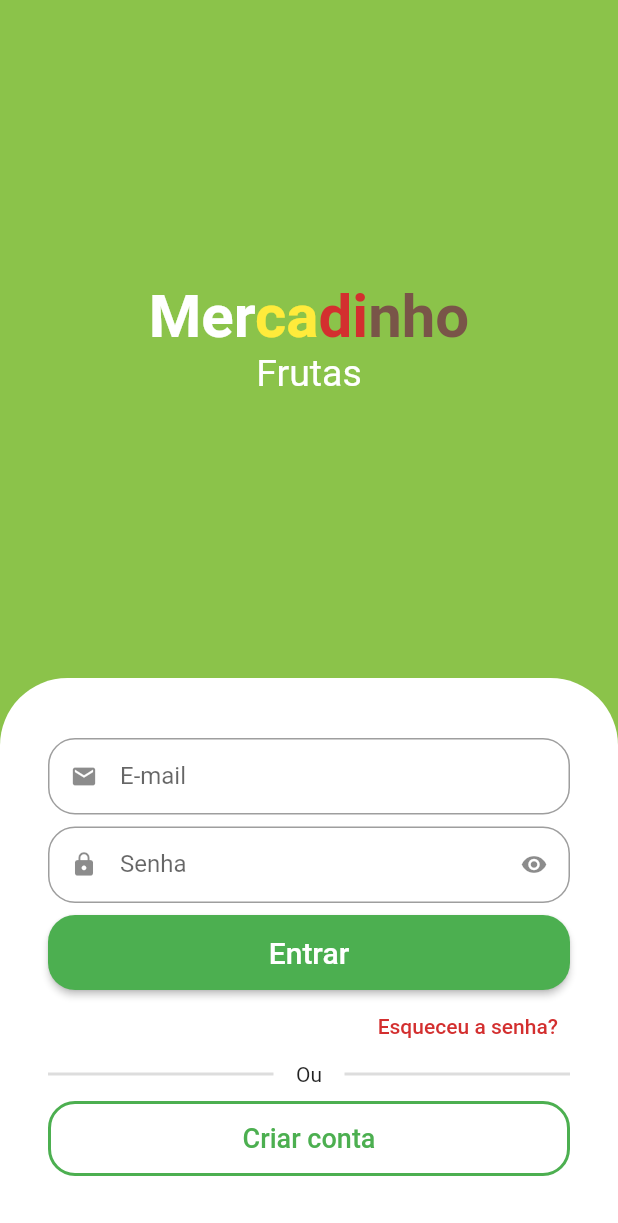
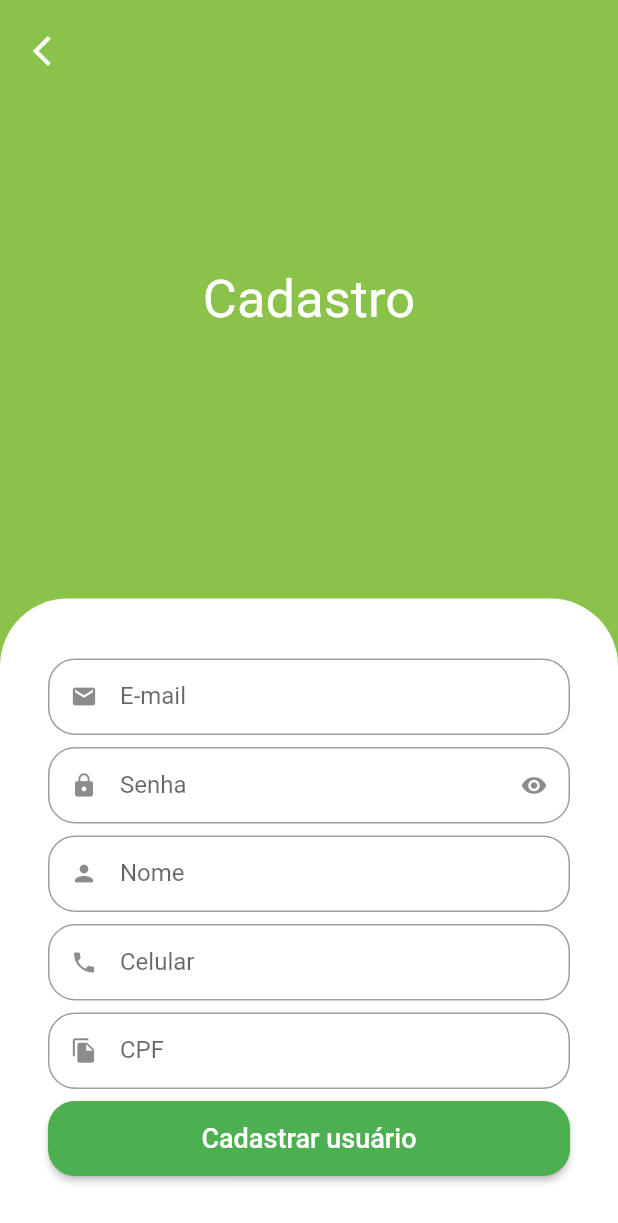
Before and after one commit to arielguareschi/mercadinho, a Flutter app: the screen it shows after launch, after a tap on "Criar conta", on a phone screen of 412 x 824 dp. Shown: the top 1223 px of the screen. Run offline on Flutter 3.47's test engine with Material 2 defaults, Android fonts, the phone set to English and light mode, and no system bars; drawn by our look-alikes of animated_text_kit; our stand-ins replace mask_text_input_formatter.

Commit message:
login and signup screen

```diff
--- a/lib/src/auth/components/custom_text_field.dart
+++ b/lib/src/auth/components/custom_text_field.dart
@@ -1,15 +1,18 @@
 import 'package:flutter/material.dart';
+import 'package:flutter/services.dart';
 
 class CustomTextField extends StatefulWidget {
   final IconData icon;
   final String label;
   final bool isSecret;
+  final List<TextInputFormatter>? inputFormatters;
 
   const CustomTextField({
     Key? key,
     required this.icon,
     required this.label,
     this.isSecret = false,
+    this.inputFormatters,
   }) : super(key: key);
 
   @override
@@ -32,6 +35,7 @@
         bottom: 8.0,
       ),
       child: TextFormField(
+        inputFormatters: widget.inputFormatters,
         obscureText: isObscure,
         decoration: InputDecoration(
           prefixIcon: Icon(widget.icon),
--- a/lib/src/auth/sign_in_screen.dart
+++ b/lib/src/auth/sign_in_screen.dart
@@ -1,5 +1,6 @@
 import 'package:animated_text_kit/animated_text_kit.dart';
 import 'package:flutter/material.dart';
+import 'package:mercadinho/src/auth/sign_up_screen.dart';
 import 'package:mercadinho/src/config/custom_colors.dart';
 
 import 'components/custom_text_field.dart';
@@ -113,8 +114,10 @@
                       height: 50,
                       child: ElevatedButton(
                         style: ElevatedButton.styleFrom(
-                            shape: RoundedRectangleBorder(
-                                borderRadius: BorderRadius.circular(18))),
+                          shape: RoundedRectangleBorder(
+                            borderRadius: BorderRadius.circular(18),
+                          ),
+                        ),
                         onPressed: () {},
                         child: const Text(
                           'Entrar',
@@ -176,7 +179,13 @@
                             color: Colors.green,
                           ),
                         ),
-                        onPressed: () {},
+                        onPressed: () {
+                          Navigator.of(context).push(
+                            MaterialPageRoute(builder: (c) {
+                              return SignUpScreen();
+                            }),
+                          );
+                        },
                         child: const Text(
                           'Criar conta',
                           style: TextStyle(
--- /dev/null
+++ b/lib/src/auth/sign_up_screen.dart
@@ -0,0 +1,126 @@
+import 'package:flutter/material.dart';
+import 'package:mask_text_input_formatter/mask_text_input_formatter.dart';
+import 'package:mercadinho/src/auth/components/custom_text_field.dart';
+import 'package:mercadinho/src/config/custom_colors.dart';
+
+class SignUpScreen extends StatelessWidget {
+  SignUpScreen({super.key});
+
+  final cpfFormatter = MaskTextInputFormatter(
+    mask: '###.###.###-##',
+    filter: {'#': RegExp(r'[0-9]')},
+  );
+
+  final phoneFormatter = MaskTextInputFormatter(
+    mask: '## # #####-####',
+    filter: {'#': RegExp(r'[0-9]')},
+  );
+
+  @override
+  Widget build(BuildContext context) {
+    final size = MediaQuery.of(context).size;
+
+    return Scaffold(
+      backgroundColor: CustomColors.customSwatchColor,
+      body: SingleChildScrollView(
+        child: SizedBox(
+          height: size.height,
+          width: size.width,
+          child: Stack(
+            children: [
+              Column(
+                children: [
+                  const Expanded(
+                    child: Center(
+                      child: Text(
+                        'Cadastro',
+                        style: TextStyle(
+                          color: Colors.white,
+                          fontSize: 35,
+                        ),
+                      ),
+                    ),
+                  ),
+
+                  // Formulario
+                  Container(
+                    padding: const EdgeInsets.symmetric(
+                      horizontal: 32,
+                      vertical: 40,
+                    ),
+                    decoration: const BoxDecoration(
+                      color: Colors.white,
+                      borderRadius: BorderRadius.vertical(
+                        top: Radius.circular(45),
+                      ),
+                    ),
+                    child: Column(
+                      crossAxisAlignment: CrossAxisAlignment.stretch,
+                      children: [
+                        const CustomTextField(
+                          icon: Icons.email,
+                          label: "E-mail",
+                        ),
+                        const CustomTextField(
+                          icon: Icons.lock,
+                          label: "Senha",
+                          isSecret: true,
+                        ),
+                        const CustomTextField(
+                          icon: Icons.person,
+                          label: "Nome",
+                        ),
+                        CustomTextField(
+                          icon: Icons.phone,
+                          label: "Celular",
+                          inputFormatters: [phoneFormatter],
+                        ),
+                        CustomTextField(
+                          icon: Icons.file_copy,
+                          label: "CPF",
+                          inputFormatters: [cpfFormatter],
+                        ),
+                        SizedBox(
+                          height: 50,
+                          child: ElevatedButton(
+                            style: ElevatedButton.styleFrom(
+                              shape: RoundedRectangleBorder(
+                                borderRadius: BorderRadius.circular(18),
+                              ),
+                            ),
+                            onPressed: () {},
+                            child: const Text(
+                              "Cadastrar usuário",
+                              style: TextStyle(
+                                fontSize: 18,
+                              ),
+                            ),
+                          ),
+                        ),
+                      ],
+                    ),
+                  ),
+                ],
+              ),
+              Positioned(
+                left: 10,
+                top: 10,
+                child: SafeArea(
+                  child: IconButton(
+                    onPressed: () {
+                      Navigator.of(context).pop();
+                    },
+                    icon: const Icon(
+                      Icons.arrow_back_ios,
+                      color: Colors.white,
+                    ),
+                  ),
+                ),
+              ),
+            ],
+          ),
+        ),
+      ),
+    );
+  }
+}
--- a/pubspec.yaml
+++ b/pubspec.yaml
@@ -36,6 +36,7 @@
   # Use with the CupertinoIcons class for iOS style icons.
   cupertino_icons: ^1.0.2
   animated_text_kit: ^4.2.2
+  mask_text_input_formatter: ^2.4.0
 
 dev_dependencies:
   flutter_test:
```
Also changed, not shown: pubspec.lock.
